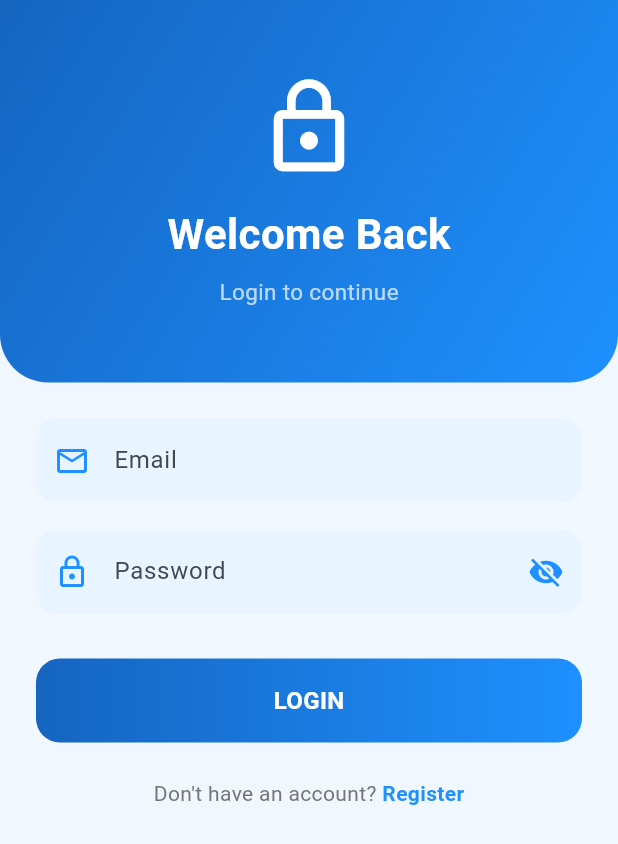
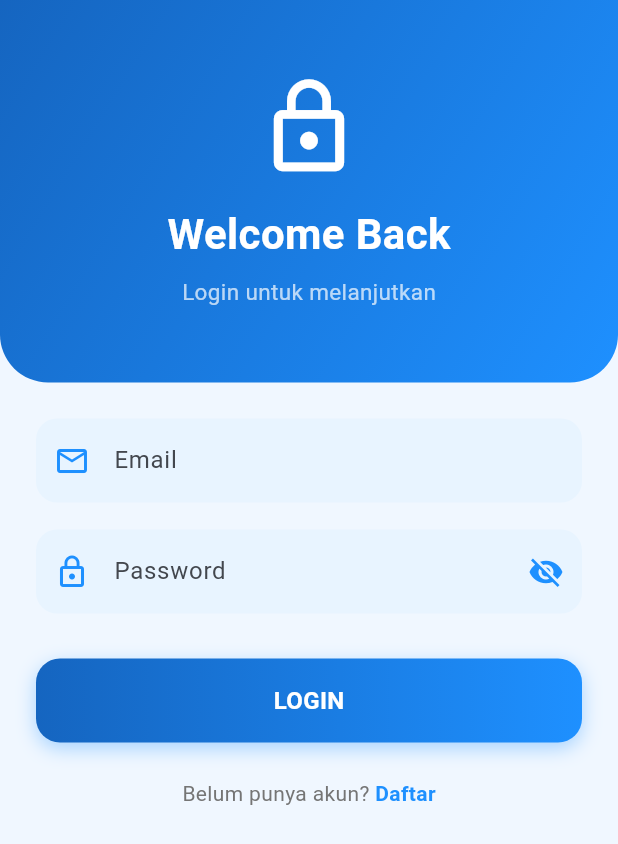
Before and after one commit to Adrian-301/ToDo-App, a Flutter app: the screen it shows after launch, on a phone screen of 412 x 824 dp. Shown: the top 844 px of the screen. Run offline on Flutter 3.47's test engine with Material 3 defaults, Android fonts, the phone set to English and light mode, and no system bars.

Commit message:
Memperbaiki login.dart

```diff
--- a/todoapp/lib/login.dart
+++ b/todoapp/lib/login.dart
@@ -10,21 +10,27 @@ class LoginPage extends StatefulWidget {
 }
 
 class _LoginPageState extends State<LoginPage> {
-  final TextEditingController emailController = TextEditingController();
-  final TextEditingController passwordController = TextEditingController();
+  final TextEditingController _emailCtrl    = TextEditingController();
+  final TextEditingController _passwordCtrl = TextEditingController();
 
-  bool isPasswordHidden = true;
+  bool _isPasswordHidden = true;
 
-  static const Color dodgerBlue = Color(0xFF1E90FF);
-  static const Color lightBlue = Color(0xFFE8F4FF);
-  static const Color darkBlue = Color(0xFF1565C0);
+  static const Color kDodgerBlue = Color(0xFF1E90FF);
+  static const Color kLightBlue  = Color(0xFFE8F4FF);
+  static const Color kDarkBlue   = Color(0xFF1565C0);
 
-  void login() {
-    Navigator.push(
+  @override
+  void dispose() {
+    _emailCtrl.dispose();
+    _passwordCtrl.dispose();
+    super.dispose();
+  }
+
+  void _login() {
+    Navigator.pushAndRemoveUntil(
       context,
-      MaterialPageRoute(
-        builder: (context) => const HomeScreen(),
-      ),
+      MaterialPageRoute(builder: (_) => const HomeScreen()),
+      (_) => false,
     );
   }
 
@@ -35,12 +41,13 @@ class _LoginPageState extends State<LoginPage> {
       body: SafeArea(
         child: Column(
           children: [
+            // ── Header ──────────────────────────────────────────────────────
             Container(
               width: double.infinity,
               padding: const EdgeInsets.symmetric(vertical: 50),
               decoration: const BoxDecoration(
                 gradient: LinearGradient(
-                  colors: [darkBlue, dodgerBlue],
+                  colors: [kDarkBlue, kDodgerBlue],
                   begin: Alignment.topLeft,
                   end: Alignment.bottomRight,
                 ),
@@ -49,16 +56,12 @@ class _LoginPageState extends State<LoginPage> {
                   bottomRight: Radius.circular(32),
                 ),
               ),
-              child: Column(
-                children: const [
-                  Icon(
-                    Icons.lock_outline,
-                    color: Colors.white,
-                    size: 70,
-                  ),
+              child: const Column(
+                children: [
+                  Icon(Icons.lock_outline, color: Colors.white, size: 70),
                   SizedBox(height: 16),
                   Text(
-                    "Welcome Back",
+                    'Welcome Back',
                     style: TextStyle(
                       color: Colors.white,
                       fontSize: 28,
@@ -67,87 +70,72 @@ class _LoginPageState extends State<LoginPage> {
                   ),
                   SizedBox(height: 8),
                   Text(
-                    "Login to continue",
-                    style: TextStyle(
-                      color: Colors.white70,
-                      fontSize: 15,
-                    ),
+                    'Login untuk melanjutkan',
+                    style: TextStyle(color: Colors.white70, fontSize: 15),
                   ),
                 ],
               ),
             ),
 
+            // ── Form ────────────────────────────────────────────────────────
             Expanded(
-              child: Padding(
+              child: SingleChildScrollView(
                 padding: const EdgeInsets.all(24),
                 child: Column(
                   children: [
+                    // Email
                     TextField(
-                      controller: emailController,
-                      decoration: InputDecoration(
-                        hintText: "Email",
-                        prefixIcon: const Icon(
-                          Icons.email_outlined,
-                          color: dodgerBlue,
-                        ),
-                        filled: true,
-                        fillColor: lightBlue,
-                        border: OutlineInputBorder(
-                          borderRadius: BorderRadius.circular(14),
-                          borderSide: BorderSide.none,
-                        ),
-                      ),
+                      controller: _emailCtrl,
+                      keyboardType: TextInputType.emailAddress,
+                      decoration: _inputDeco('Email', Icons.email_outlined),
                     ),
 
                     const SizedBox(height: 18),
 
+                    // Password
                     TextField(
-                      controller: passwordController,
-                      obscureText: isPasswordHidden,
-                      decoration: InputDecoration(
-                        hintText: "Password",
-                        prefixIcon: const Icon(
-                          Icons.lock_outline,
-                          color: dodgerBlue,
-                        ),
-                        suffixIcon: IconButton(
+                      controller: _passwordCtrl,
+                      obscureText: _isPasswordHidden,
+                      decoration: _inputDeco(
+                        'Password',
+                        Icons.lock_outline,
+                        suffix: IconButton(
                           icon: Icon(
-                            isPasswordHidden
+                            _isPasswordHidden
                                 ? Icons.visibility_off
                                 : Icons.visibility,
-                            color: dodgerBlue,
+                            color: kDodgerBlue,
                           ),
-                          onPressed: () {
-                            setState(() {
-                              isPasswordHidden = !isPasswordHidden;
-                            });
-                          },
-                        ),
-                        filled: true,
-                        fillColor: lightBlue,
-                        border: OutlineInputBorder(
-                          borderRadius: BorderRadius.circular(14),
-                          borderSide: BorderSide.none,
+                          onPressed: () => setState(
+                              () => _isPasswordHidden = !_isPasswordHidden),
                         ),
                       ),
                     ),
 
                     const SizedBox(height: 30),
 
+                    // Tombol Login
                     GestureDetector(
-                      onTap: login,
+                      onTap: _login,
                       child: Container(
                         width: double.infinity,
                         height: 56,
                         decoration: BoxDecoration(
                           gradient: const LinearGradient(
-                            colors: [darkBlue, dodgerBlue],
+                            colors: [kDarkBlue, kDodgerBlue],
                           ),
                           borderRadius: BorderRadius.circular(16),
+                          boxShadow: [
+                            BoxShadow(
+                              color: kDodgerBlue.withOpacity(0.35),
+                              blurRadius: 10,
+                              offset: const Offset(0, 4),
+                            ),
+                          ],
                         ),
                         child: const Center(
                           child: Text(
-                            "LOGIN",
+                            'LOGIN',
                             style: TextStyle(
                               color: Colors.white,
                               fontWeight: FontWeight.bold,
@@ -160,28 +148,24 @@ class _LoginPageState extends State<LoginPage> {
 
                     const SizedBox(height: 24),
 
+                    // Navigasi ke Register
                     Row(
                       mainAxisAlignment: MainAxisAlignment.center,
                       children: [
                         Text(
-                          "Don't have an account? ",
-                          style: TextStyle(
-                            color: Colors.grey.shade600,
-                          ),
+                          'Belum punya akun? ',
+                          style: TextStyle(color: Colors.grey.shade600),
                         ),
                         GestureDetector(
-                          onTap: () {
-                            Navigator.push(
-                              context,
-                              MaterialPageRoute(
-                                builder: (context) => const RegisterPage(),
-                              ),
-                            );
-                          },
+                          onTap: () => Navigator.push(
+                            context,
+                            MaterialPageRoute(
+                                builder: (_) => const RegisterPage()),
+                          ),
                           child: const Text(
-                            "Register",
+                            'Daftar',
                             style: TextStyle(
-                              color: dodgerBlue,
+                              color: kDodgerBlue,
                               fontWeight: FontWeight.bold,
                             ),
                           ),
@@ -197,4 +181,21 @@ class _LoginPageState extends State<LoginPage> {
       ),
     );
   }
+
+  InputDecoration _inputDeco(String hint, IconData icon, {Widget? suffix}) =>
+      InputDecoration(
+        hintText: hint,
+        prefixIcon: Icon(icon, color: kDodgerBlue),
+        suffixIcon: suffix,
+        filled: true,
+        fillColor: kLightBlue,
+        border: OutlineInputBorder(
+          borderRadius: BorderRadius.circular(14),
+          borderSide: BorderSide.none,
+        ),
+        focusedBorder: OutlineInputBorder(
+          borderRadius: BorderRadius.circular(14),
+          borderSide: const BorderSide(color: kDodgerBlue, width: 1.5),
+        ),
+      );
 }
```
